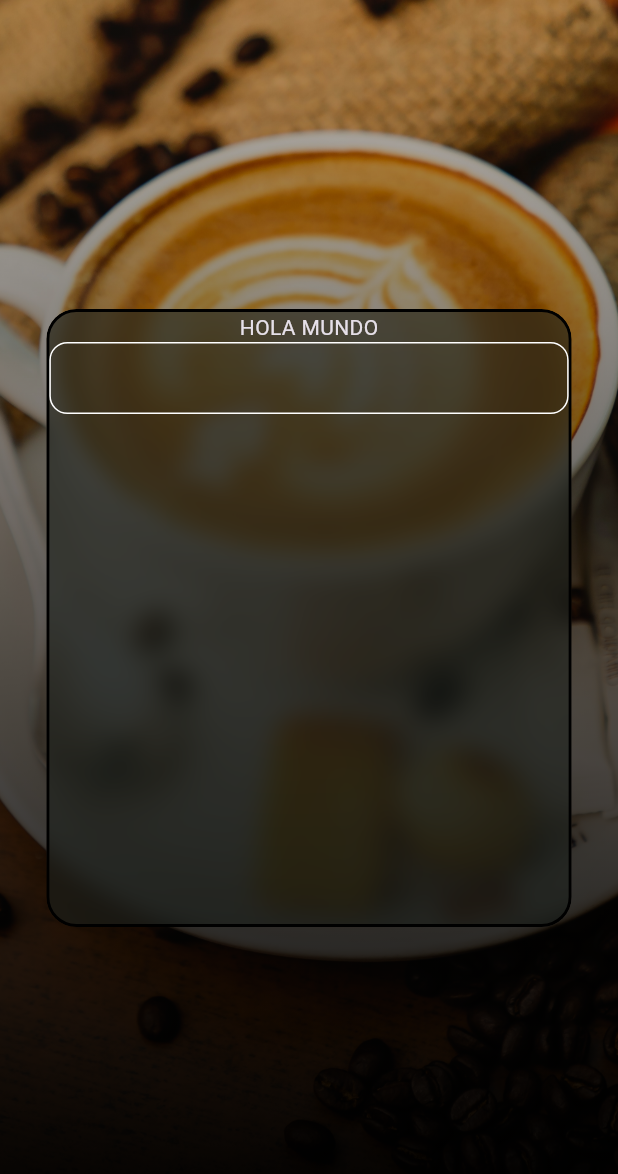
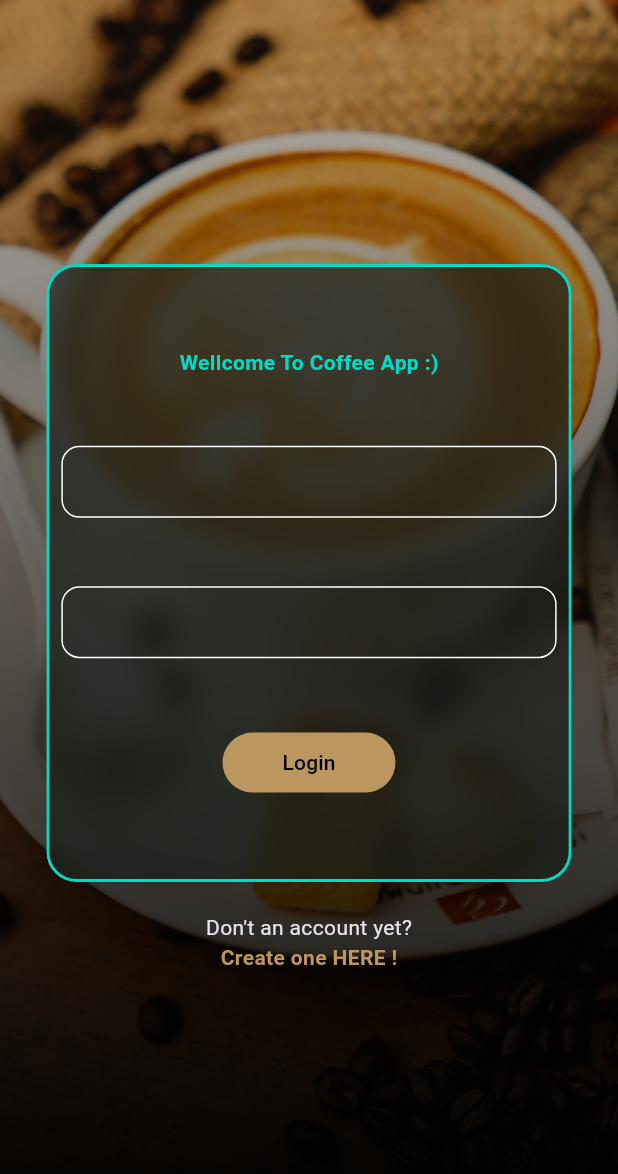
Before and after one commit to NathanDraco22/coffee-app, a Flutter app: the screen it shows after launch, on a phone screen of 412 x 824 dp. Shown: the top 1174 px of the screen. Run offline on Flutter 3.47's test engine with Material 2 defaults, Android fonts, the phone set to English and light mode, and no system bars.

Commit message:
Create Account Widget Added

```diff
--- a/lib/src/login/presentation/login_screen.dart
+++ b/lib/src/login/presentation/login_screen.dart
@@ -1,5 +1,4 @@
 import 'dart:ui';
-
 import 'package:flutter/material.dart';
 
 class LoginScreen extends StatelessWidget {
@@ -16,20 +15,70 @@ class LoginScreen extends StatelessWidget {
             children: [
               const _BackGround(),
               Positioned(
-                child: BlurBox(
-                  child: Column(
-                    children: [
-                      Text("HOLA MUNDO"),
+                child: Column(
+                  children: [
+                    BlurBox(
+                      child: Padding(
+                        padding: const EdgeInsets.all(8.0),
+                        child: Column(
+                          mainAxisAlignment: MainAxisAlignment.spaceEvenly,
+                          children: [
+                            Text("Wellcome To Coffee App :)", style: TextStyle(
+                              fontWeight: FontWeight.bold,
+                              color: Theme.of(context).colorScheme.secondary
+                            ),),
+                            const TextField(),
+                            const TextField(),
+                            FilledButton(
+                              style: FilledButton.styleFrom(
+                                elevation: 0.0,
+                                padding: const EdgeInsets.symmetric(horizontal:40 )
+                              ),
+                              onPressed: () {},
+                              child: const Text("Login")
+                            )
+                          ],
+                        ),
+                      ),
+                    ),
 
-                      TextField()
-                    ],
-                  ),
+                    const SizedBox(height: 20,),
+
+                    const _CreateAccountWidget()
+
+
+
+                  ],
                 )
               )
             ],
           ),
         ],
       )
+    );
+  }
+}
+
+class _CreateAccountWidget extends StatelessWidget {
+  const _CreateAccountWidget();
+
+  @override
+  Widget build(BuildContext context) {
+    return Column(
+      mainAxisSize: MainAxisSize.min,
+      children: [
+        const Text("Don't an account yet?"),
+        GestureDetector(
+          onTap: () => print("Tapped"),
+          child: Text(
+            "Create one HERE !",
+            style: TextStyle(
+              fontWeight: FontWeight.bold,
+              color: Theme.of(context).colorScheme.primary
+            ),
+          ),
+        )
+      ],
     );
   }
 }
@@ -55,9 +104,10 @@ class BlurBox extends StatelessWidget {
           height: media.height * 0.5,
           decoration: BoxDecoration(
            border: Border.all(
+            color: Theme.of(context).colorScheme.secondary,
             width: 2
            ),
-           color: const Color(0Xff1a1f1b).withOpacity(0.6),
+           color: const Color(0Xff1a1f1b).withOpacity(0.7),
            borderRadius: BorderRadius.circular(20)
           ),
           child: child,
```
